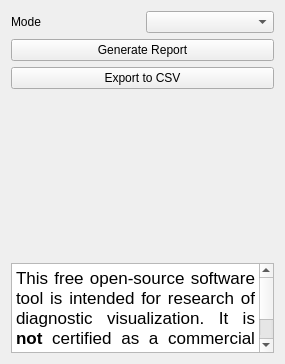
Before: the Qt Designer form ilastik/workflows/mriVolumetry/report_drawer.ui in ilastik/ilastik, drawn with Qt 5.
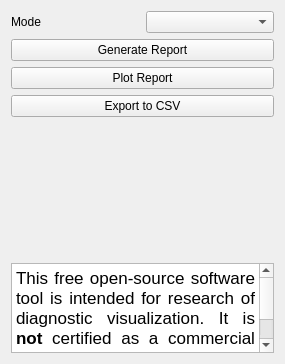
After: the same form once the commit is applied.

Commit message: generated thread for getting data, apparently needed for progressbar, closes #26

The edit to the form file:
```diff
--- a/ilastik/workflows/mriVolumetry/report_drawer.ui
+++ b/ilastik/workflows/mriVolumetry/report_drawer.ui
@@ -37,6 +37,13 @@
        </property>
       </widget>
      </item>
+     <item>
+      <widget class="QPushButton" name="plotButton">
+       <property name="text">
+        <string>Plot Report</string>
+       </property>
+      </widget>
+     </item>
      <item>
       <widget class="QPushButton" name="exportButton">
        <property name="text">
```
The commit also changes 1 other file.
